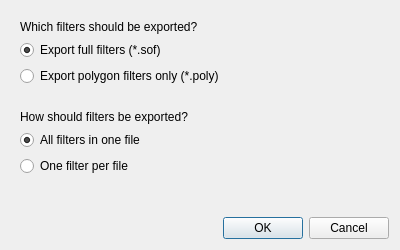
Above: shapeout2/gui/export/e2filter.ui from ZELLMECHANIK-DRESDEN/ShapeOut2 before the change. Below: the same form after it.
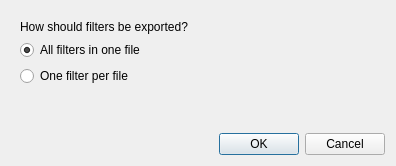
That is the form after the change. Icons and pictures are not drawn.

Commit message: feat: export filter ray for each dataset via shortcut (close #119)

```diff
--- a/shapeout2/gui/export/e2filter.ui
+++ b/shapeout2/gui/export/e2filter.ui
@@ -6,8 +6,8 @@
    <rect>
     <x>0</x>
     <y>0</y>
-    <width>400</width>
-    <height>250</height>
+    <width>396</width>
+    <height>166</height>
    </rect>
   </property>
   <property name="windowTitle">
@@ -17,36 +17,6 @@
    <iconset theme="view-filter"/>
   </property>
   <layout class="QVBoxLayout" name="verticalLayout">
-   <item>
-    <widget class="QWidget" name="widget" native="true">
-     <layout class="QVBoxLayout" name="verticalLayout_2">
-      <item>
-       <widget class="QLabel" name="label">
-        <property name="text">
-         <string>Which filters should be exported?</string>
-        </property>
-       </widget>
-      </item>
-      <item>
-       <widget class="QRadioButton" name="radioButton_sof">
-        <property name="text">
-         <string>Export full filters (*.sof)</string>
-        </property>
-        <property name="checked">
-         <bool>true</bool>
-        </property>
-       </widget>
-      </item>
-      <item>
-       <widget class="QRadioButton" name="radioButton_poly">
-        <property name="text">
-         <string>Export polygon filters only (*.poly)</string>
-        </property>
-       </widget>
-      </item>
-     </layout>
-    </widget>
-   </item>
    <item>
     <widget class="QWidget" name="widget_2" native="true">
      <layout class="QVBoxLayout" name="verticalLayout_3">
```
Left out of the diff: 3 changed lines with no effect on the pictures. The commit also changes 11 other files.
